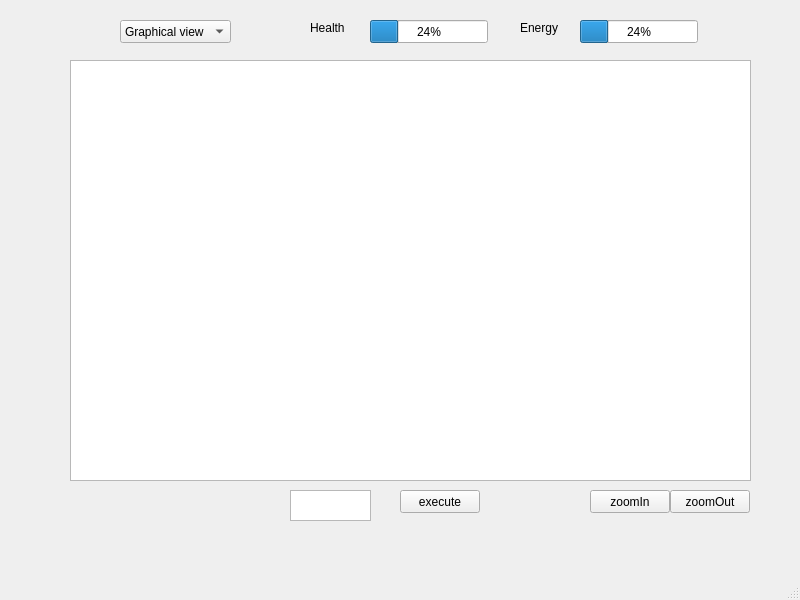
The window that mainwindow.ui (CemalYet/PathPlanner) describes before a commit, drawn with Qt 5.
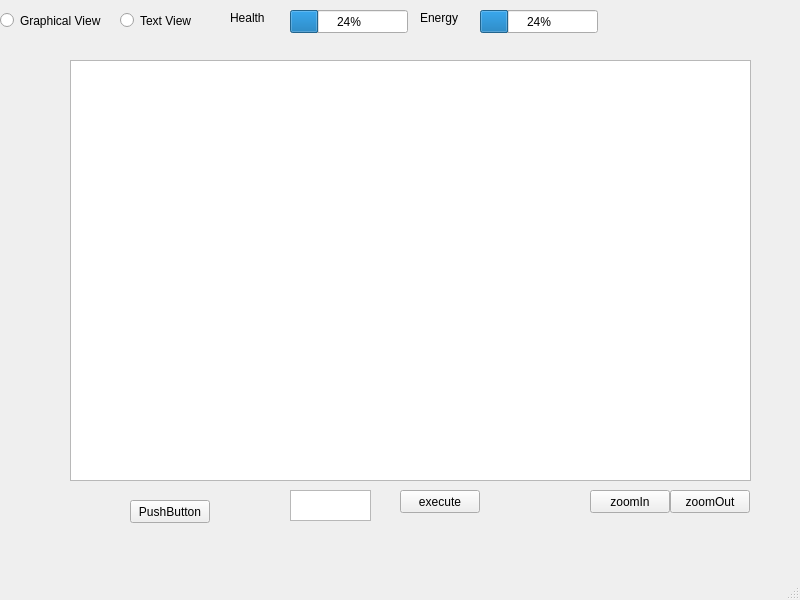
The same window after the commit.

What changed in the file:
```diff
--- a/mainwindow.ui
+++ b/mainwindow.ui
@@ -24,31 +24,11 @@
      </rect>
     </property>
    </widget>
-   <widget class="QComboBox" name="comboBox">
-    <property name="geometry">
-     <rect>
-      <x>120</x>
-      <y>20</y>
-      <width>111</width>
-      <height>23</height>
-     </rect>
-    </property>
-    <item>
-     <property name="text">
-      <string>Graphical view</string>
-     </property>
-    </item>
-    <item>
-     <property name="text">
-      <string>text view</string>
-     </property>
-    </item>
-   </widget>
    <widget class="QProgressBar" name="health">
     <property name="geometry">
      <rect>
-      <x>370</x>
-      <y>20</y>
+      <x>290</x>
+      <y>10</y>
       <width>118</width>
       <height>23</height>
      </rect>
@@ -60,8 +40,8 @@
    <widget class="QLabel" name="label">
     <property name="geometry">
      <rect>
-      <x>310</x>
-      <y>20</y>
+      <x>230</x>
+      <y>10</y>
       <width>57</width>
       <height>15</height>
      </rect>
@@ -73,8 +53,8 @@
    <widget class="QLabel" name="label_2">
     <property name="geometry">
      <rect>
-      <x>520</x>
-      <y>20</y>
+      <x>420</x>
+      <y>10</y>
       <width>57</width>
       <height>15</height>
      </rect>
@@ -86,8 +66,8 @@
    <widget class="QProgressBar" name="energy">
     <property name="geometry">
      <rect>
-      <x>580</x>
-      <y>20</y>
+      <x>480</x>
+      <y>10</y>
       <width>118</width>
       <height>23</height>
      </rect>
@@ -152,6 +132,45 @@
      <string>zoomOut</string>
     </property>
    </widget>
+   <widget class="QRadioButton" name="radioButton">
+    <property name="geometry">
+     <rect>
+      <x>0</x>
+      <y>10</y>
+      <width>111</width>
+      <height>21</height>
+     </rect>
+    </property>
+    <property name="text">
+     <string>Graphical View</string>
+    </property>
+   </widget>
+   <widget class="QRadioButton" name="radioButton_2">
+    <property name="geometry">
+     <rect>
+      <x>120</x>
+      <y>10</y>
+      <width>99</width>
+      <height>21</height>
+     </rect>
+    </property>
+    <property name="text">
+     <string>Text View</string>
+    </property>
+   </widget>
+   <widget class="QPushButton" name="pushButton_4">
+    <property name="geometry">
+     <rect>
+      <x>130</x>
+      <y>500</y>
+      <width>80</width>
+      <height>23</height>
+     </rect>
+    </property>
+    <property name="text">
+     <string>PushButton</string>
+    </property>
+   </widget>
   </widget>
   <widget class="QMenuBar" name="menubar">
    <property name="geometry">
```
